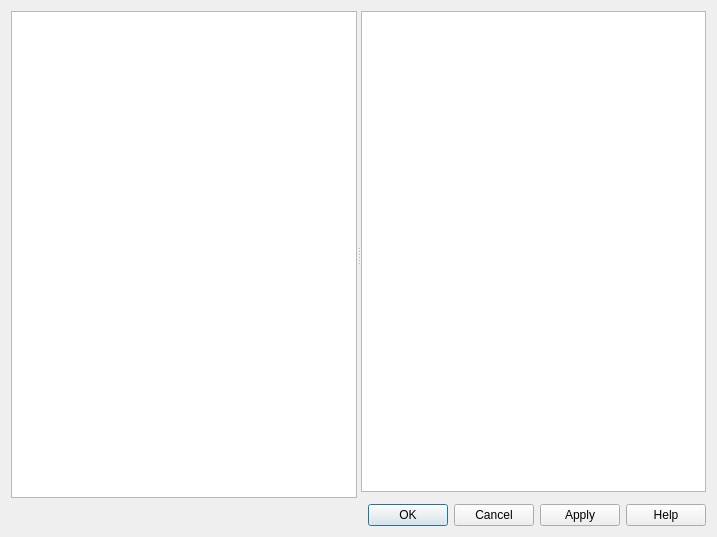
Above: src/ui/picker/picker_dialog.ui from EasyRPG/Editor before the change. Below: the same form after it.
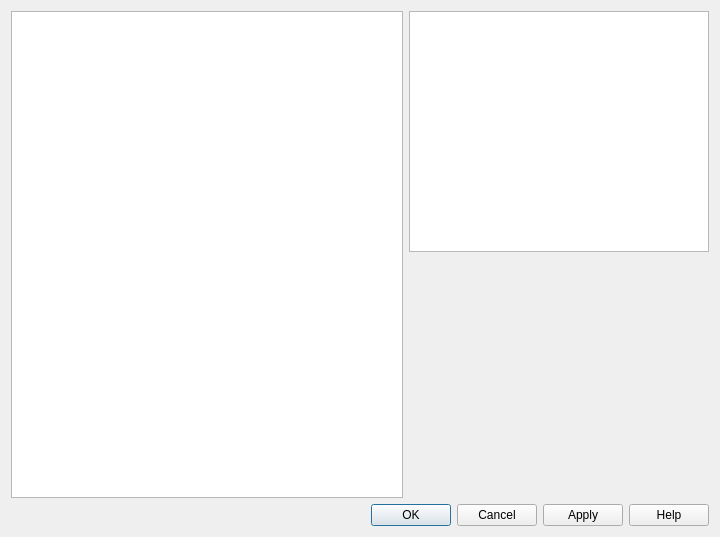
That is the form after the change. Custom widgets are drawn as their Qt base class.

Commit message: Improve PickerDialog - Hide all columns except filename - wrappedWidget was not shown

Diff of the .ui file:
```diff
--- a/src/ui/picker/picker_dialog.ui
+++ b/src/ui/picker/picker_dialog.ui
@@ -6,22 +6,19 @@
    <rect>
     <x>0</x>
     <y>0</y>
-    <width>717</width>
+    <width>720</width>
     <height>537</height>
    </rect>
   </property>
   <property name="windowTitle">
    <string>Dialog</string>
   </property>
-  <layout class="QVBoxLayout" name="verticalLayout_2">
-   <item>
-    <widget class="QSplitter" name="splitter">
-     <property name="orientation">
-      <enum>Qt::Horizontal</enum>
-     </property>
+  <layout class="QGridLayout" name="gridLayout" columnstretch="1,0" columnminimumwidth="0,300">
+   <item row="0" column="0">
      <widget class="QTreeView" name="filesystemView"/>
-     <widget class="QWidget" name="layoutWidget">
-      <layout class="QVBoxLayout" name="verticalLayout">
+   </item>
+   <item row="0" column="1">
+    <layout class="QVBoxLayout" name="sidebar">
        <item>
         <widget class="PixmapGraphicsView" name="graphicsView">
          <property name="alignment">
@@ -30,13 +27,18 @@
         </widget>
        </item>
        <item>
-        <widget class="PickerChildWidget" name="wrappedWidget" native="true"/>
-       </item>
-      </layout>
-     </widget>
-    </widget>
+      <widget class="PickerChildWidget" name="wrappedWidget" native="true">
+       <property name="sizePolicy">
+        <sizepolicy hsizetype="MinimumExpanding" vsizetype="MinimumExpanding">
+         <horstretch>0</horstretch>
+         <verstretch>0</verstretch>
+        </sizepolicy>
+       </property>
+      </widget>
+     </item>
+    </layout>
    </item>
-   <item>
+   <item row="1" column="0" colspan="2">
     <widget class="QDialogButtonBox" name="buttonBox">
      <property name="orientation">
       <enum>Qt::Horizontal</enum>
```
Lines whose indentation alone changed are shown as unchanged. The commit also changes 1 other file.
